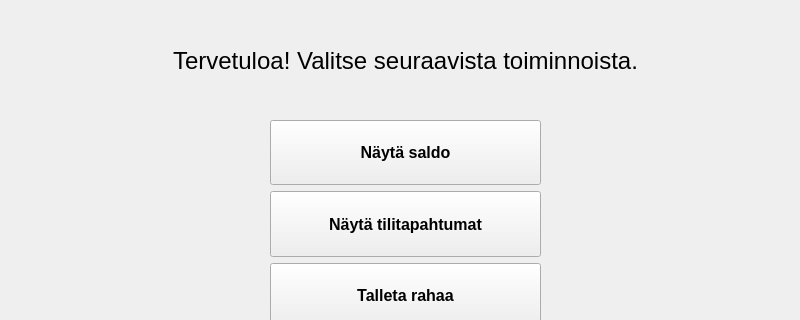
Old version of the form frontend/clientwindow.ui in the repository 22kmo-project/group_7; both pictures show x 0 to 800 and y 0 to 320 of the 800 by 600 pixel window.
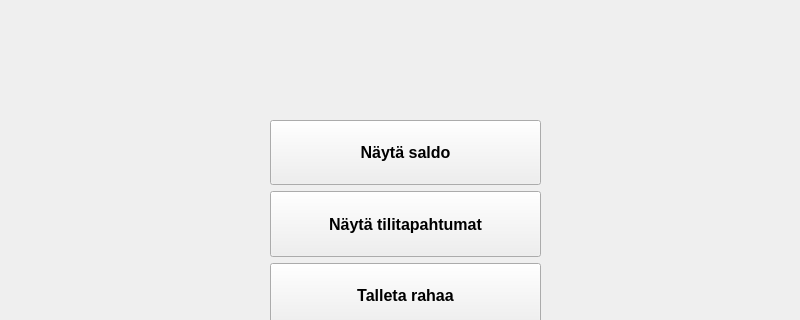
New version of the form.

Diff of the .ui file:
```diff
--- a/frontend/clientwindow.ui
+++ b/frontend/clientwindow.ui
@@ -167,7 +167,7 @@
     <enum>Qt::LeftToRight</enum>
    </property>
    <property name="text">
-    <string>Tervetuloa! Valitse seuraavista toiminnoista.</string>
+    <string/>
    </property>
    <property name="alignment">
     <set>Qt::AlignCenter</set>
```
Left out of the diff: 2 changed lines with no effect on the pictures.
